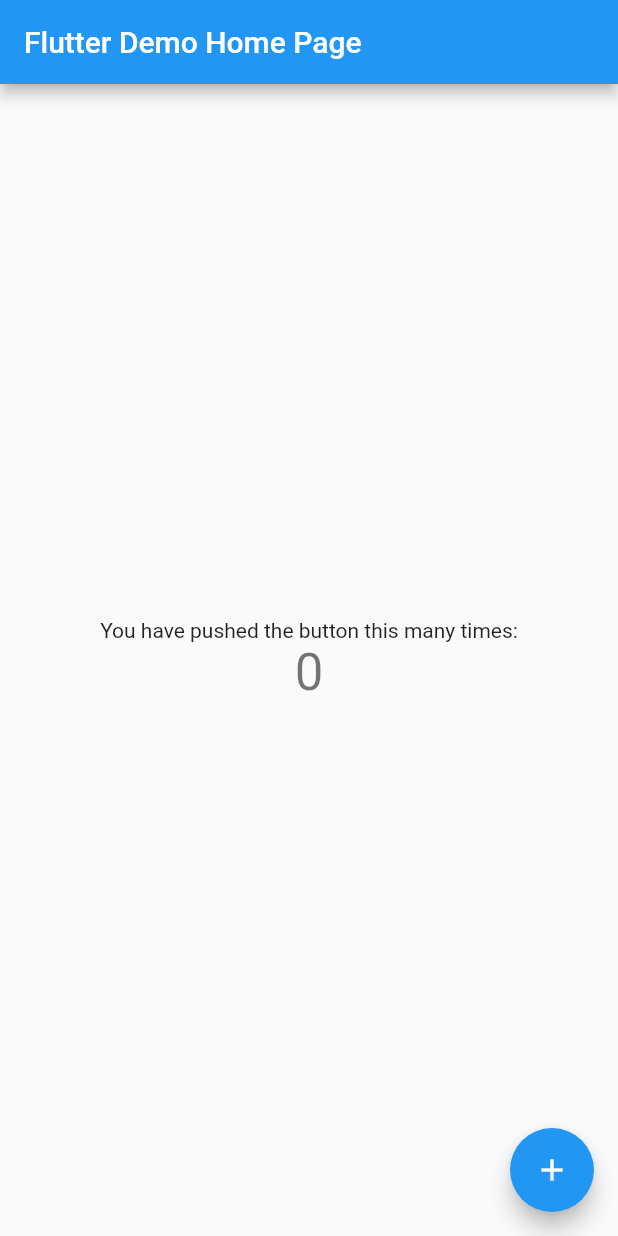
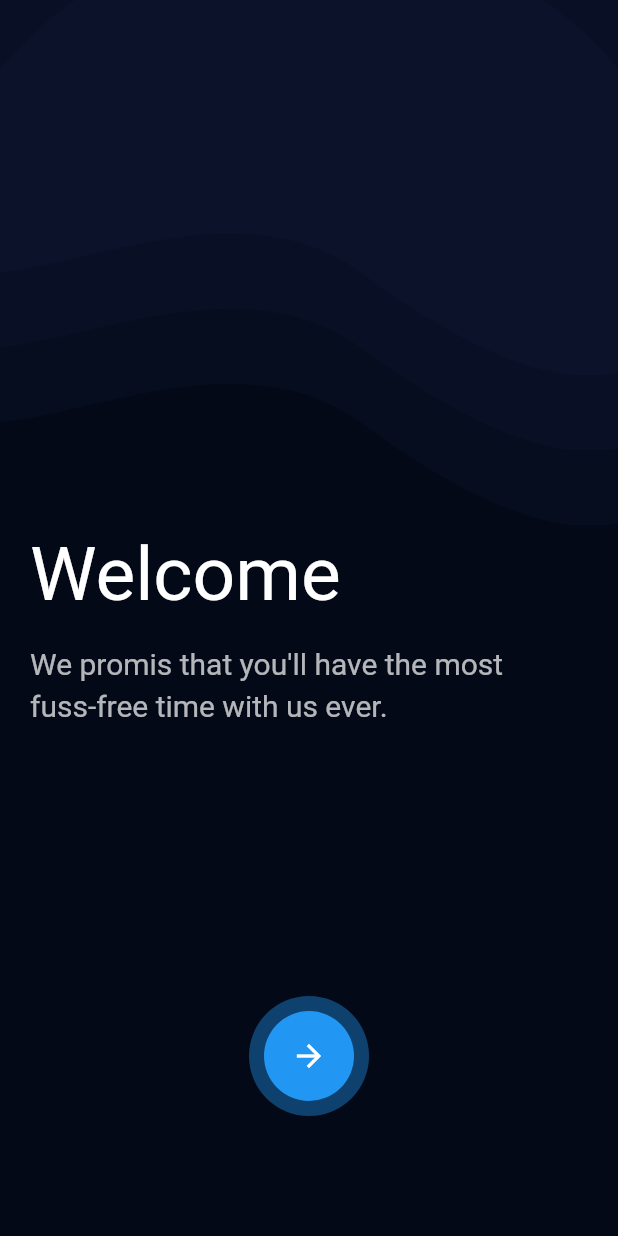
Before and after one commit to afgprogrammer/Flutter-Splash-Screen-Animation, a Flutter app: the screen it shows after launch, on a phone screen of 412 x 824 dp. Run offline on Flutter 3.47's test engine with Material 2 defaults, Android fonts, the phone set to English and light mode, and no system bars; our stand-ins replace page_transition, simple_animations.

Commit message:
Make main page

```diff
--- a/lib/main.dart
+++ b/lib/main.dart
@@ -1,111 +1,218 @@
+import 'package:day8_splash/Animations/FadeAnimation.dart';
+import 'package:day8_splash/LoginPage.dart';
 import 'package:flutter/material.dart';
+import 'package:page_transition/page_transition.dart';
 
-void main() => runApp(MyApp());
+void main() => runApp(
+  MaterialApp(
+    debugShowCheckedModeBanner: false,
+    home: HomePage()
+  )
+);
 
-class MyApp extends StatelessWidget {
-  // This widget is the root of your application.
+class HomePage extends StatefulWidget {
   @override
-  Widget build(BuildContext context) {
-    return MaterialApp(
-      title: 'Flutter Demo',
-      theme: ThemeData(
-        // This is the theme of your application.
-        //
-        // Try running your application with "flutter run". You'll see the
-        // application has a blue toolbar. Then, without quitting the app, try
-        // changing the primarySwatch below to Colors.green and then invoke
-        // "hot reload" (press "r" in the console where you ran "flutter run",
-        // or simply save your changes to "hot reload" in a Flutter IDE).
-        // Notice that the counter didn't reset back to zero; the application
-        // is not restarted.
-        primarySwatch: Colors.blue,
-      ),
-      home: MyHomePage(title: 'Flutter Demo Home Page'),
-    );
-  }
+  _HomePageState createState() => _HomePageState();
 }
 
-class MyHomePage extends StatefulWidget {
-  MyHomePage({Key key, this.title}) : super(key: key);
+class _HomePageState extends State<HomePage> with TickerProviderStateMixin{
 
-  // This widget is the home page of your application. It is stateful, meaning
-  // that it has a State object (defined below) that contains fields that affect
-  // how it looks.
+  AnimationController _scaleController;
+  AnimationController _scale2Controller;
+  AnimationController _widthController;
+  AnimationController _positionController;
 
-  // This class is the configuration for the state. It holds the values (in this
-  // case the title) provided by the parent (in this case the App widget) and
-  // used by the build method of the State. Fields in a Widget subclass are
-  // always marked "final".
+  Animation<double> _scaleAnimation;
+  Animation<double> _scale2Animation;
+  Animation<double> _widthAnimation;
+  Animation<double> _positionAnimation;
 
-  final String title;
+  bool hideIcon = false;
 
   @override
-  _MyHomePageState createState() => _MyHomePageState();
-}
+  void initState() {
+    // TODO: implement initState
+    super.initState();
 
-class _MyHomePageState extends State<MyHomePage> {
-  int _counter = 0;
+    _scaleController = AnimationController(
+      vsync: this,
+      duration: Duration(milliseconds: 300)
+    );
 
-  void _incrementCounter() {
-    setState(() {
-      // This call to setState tells the Flutter framework that something has
-      // changed in this State, which causes it to rerun the build method below
-      // so that the display can reflect the updated values. If we changed
-      // _counter without calling setState(), then the build method would not be
-      // called again, and so nothing would appear to happen.
-      _counter++;
+    _scaleAnimation = Tween<double>(
+      begin: 1.0, end: 0.8
+    ).animate(_scaleController)..addStatusListener((status) {
+      if (status == AnimationStatus.completed) {
+        _widthController.forward();
+      }
+    });
+
+    _widthController = AnimationController(
+      vsync: this,
+      duration: Duration(milliseconds: 600)
+    );
+
+    _widthAnimation = Tween<double>(
+      begin: 80.0,
+      end: 300.0
+    ).animate(_widthController)..addStatusListener((status) {
+      if (status == AnimationStatus.completed) {
+        _positionController.forward();
+      }
+    });
+
+    _positionController = AnimationController(
+      vsync: this,
+      duration: Duration(milliseconds: 1000)
+    );
+
+    _positionAnimation = Tween<double>(
+      begin: 0.0,
+      end: 215.0
+    ).animate(_positionController)..addStatusListener((status) {
+      if (status == AnimationStatus.completed) {
+        setState(() {
+          hideIcon = true;
+        });
+        _scale2Controller.forward();
+      }
+    });
+
+    _scale2Controller = AnimationController(
+      vsync: this,
+      duration: Duration(milliseconds: 300)
+    );
+
+    _scale2Animation = Tween<double>(
+      begin: 1.0,
+      end: 32.0
+    ).animate(_scale2Controller)..addStatusListener((status) {
+      if (status == AnimationStatus.completed) {
+        Navigator.push(context, PageTransition(type: PageTransitionType.fade, child: LoginPage()));
+      }
     });
   }
 
   @override
   Widget build(BuildContext context) {
-    // This method is rerun every time setState is called, for instance as done
-    // by the _incrementCounter method above.
-    //
-    // The Flutter framework has been optimized to make rerunning build methods
-    // fast, so that you can just rebuild anything that needs updating rather
-    // than having to individually change instances of widgets.
+    final double width = MediaQuery.of(context).size.width;
+
     return Scaffold(
-      appBar: AppBar(
-        // Here we take the value from the MyHomePage object that was created by
-        // the App.build method, and use it to set our appbar title.
-        title: Text(widget.title),
-      ),
-      body: Center(
-        // Center is a layout widget. It takes a single child and positions it
-        // in the middle of the parent.
-        child: Column(
-          // Column is also a layout widget. It takes a list of children and
-          // arranges them vertically. By default, it sizes itself to fit its
-          // children horizontally, and tries to be as tall as its parent.
-          //
-          // Invoke "debug painting" (press "p" in the console, choose the
-          // "Toggle Debug Paint" action from the Flutter Inspector in Android
-          // Studio, or the "Toggle Debug Paint" command in Visual Studio Code)
-          // to see the wireframe for each widget.
-          //
-          // Column has various properties to control how it sizes itself and
-          // how it positions its children. Here we use mainAxisAlignment to
-          // center the children vertically; the main axis here is the vertical
-          // axis because Columns are vertical (the cross axis would be
-          // horizontal).
-          mainAxisAlignment: MainAxisAlignment.center,
+      backgroundColor: Color.fromRGBO(3, 9, 23, 1),
+      body: Container(
+        width: double.infinity,
+        child: Stack(
           children: <Widget>[
-            Text(
-              'You have pushed the button this many times:',
+            Positioned(
+              top: -50,
+              left: 0,
+              child: FadeAnimation(1, Container(
+                width: width,
+                height: 400,
+                decoration: BoxDecoration(
+                  image: DecorationImage(
+                    image: AssetImage('assets/images/one.png'),
+                    fit: BoxFit.cover
+                  )
+                ),
+              )),
             ),
-            Text(
-              '$_counter',
-              style: Theme.of(context).textTheme.display1,
+            Positioned(
+              top: -100,
+              left: 0,
+              child: FadeAnimation(1.3, Container(
+                width: width,
+                height: 400,
+                decoration: BoxDecoration(
+                  image: DecorationImage(
+                    image: AssetImage('assets/images/one.png'),
+                    fit: BoxFit.cover
+                  )
+                ),
+              )),
             ),
+            Positioned(
+              top: -150,
+              left: 0,
+              child: FadeAnimation(1.6, Container(
+                width: width,
+                height: 400,
+                decoration: BoxDecoration(
+                  image: DecorationImage(
+                    image: AssetImage('assets/images/one.png'),
+                    fit: BoxFit.cover
+                  )
+                ),
+              )),
+            ),
+            Container(
+              padding: EdgeInsets.all(20.0),
+              child: Column(
+                mainAxisAlignment: MainAxisAlignment.end,
+                crossAxisAlignment: CrossAxisAlignment.start,
+                children: <Widget>[
+                  FadeAnimation(1, Text("Welcome",
+                  style: TextStyle(color: Colors.white, fontSize: 50),)),
+                  SizedBox(height: 15,),
+                  FadeAnimation(1.3, Text("We promis that you'll have the most \nfuss-free time with us ever.",
+                  style: TextStyle(color: Colors.white.withOpacity(.7), height: 1.4, fontSize: 20),)),
+                  SizedBox(height: 180,),
+                  FadeAnimation(1.6, AnimatedBuilder(
+                    animation: _scaleController,
+                    builder: (context, child) => Transform.scale(
+                    scale: _scaleAnimation.value,
+                    child: Center(
+                      child: AnimatedBuilder(
+                        animation: _widthController,
+                        builder: (context, child) => Container(
+                          width: _widthAnimation.value,
+                          height: 80,
+                          padding: EdgeInsets.all(10),
+                          decoration: BoxDecoration(
+                            borderRadius: BorderRadius.circular(50),
+                            color: Colors.blue.withOpacity(.4)
+                          ),
+                          child: InkWell(
+                            onTap: () {
+                              _scaleController.forward();
+                            },
+                            child: Stack(
+                              children: <Widget> [
+                                AnimatedBuilder(
+                                  animation: _positionController,
+                                  builder: (context, child) => Positioned(
+                                    left: _positionAnimation.value,
+                                    child: AnimatedBuilder(
+                                      animation: _scale2Controller,
+                                      builder: (context, child) => Transform.scale(
+                                        scale: _scale2Animation.value,
+                                        child: Container(
+                                          width: 60,
+                                          height: 60,
+                                          decoration: BoxDecoration(
+                                            shape: BoxShape.circle,
+                                            color: Colors.blue
+                                          ),
+                                          child: hideIcon == false ? Icon(Icons.arrow_forward, color: Colors.white,) : Container(),
+                                        )
+                                      ),
+                                    ),
+                                  ),
+                                ),
+                              ]
+                            ),
+                          ),
+                        ),
+                      ),
+                    )),
+                  )),
+                  SizedBox(height: 60,),
+                ],
+              ),
+            )
           ],
         ),
       ),
-      floatingActionButton: FloatingActionButton(
-        onPressed: _incrementCounter,
-        tooltip: 'Increment',
-        child: Icon(Icons.add),
-      ), // This trailing comma makes auto-formatting nicer for build methods.
     );
   }
 }
```
